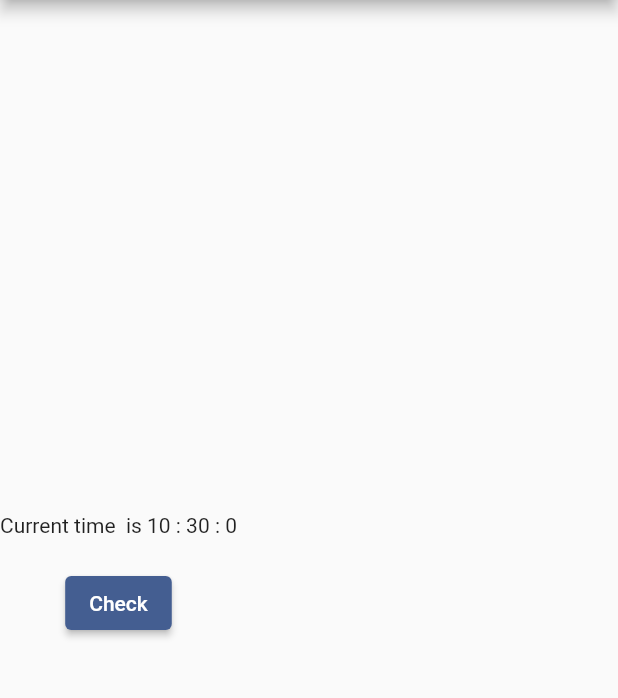
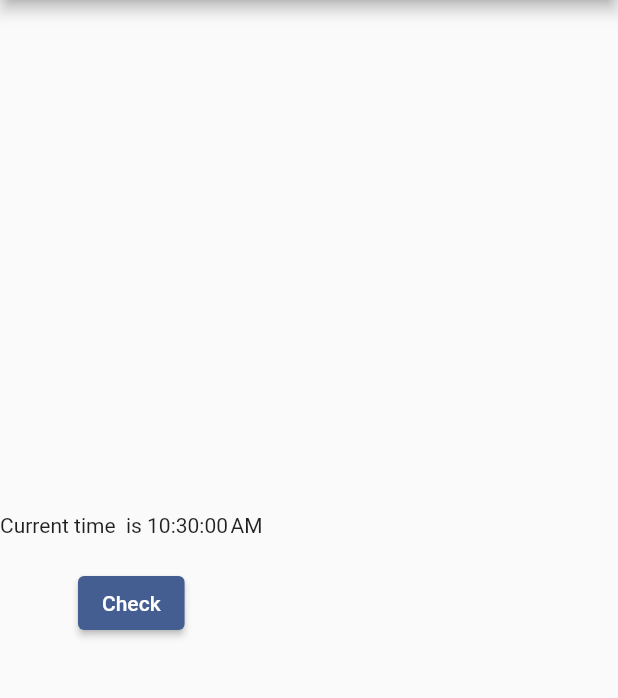
Before and after one commit to darshitshah8/Flutter_Demo, a Flutter app: the screen it shows after launch, on a phone screen of 412 x 824 dp, the part 84-782 px from its top. Run offline on Flutter 3.47's test engine with Material 2 defaults, Android fonts, the phone set to English and light mode, and no system bars.

Commit message:
Add Date Format Functionality

```diff
--- a/flutter_datetime/lib/main.dart
+++ b/flutter_datetime/lib/main.dart
@@ -1,5 +1,5 @@
 import 'package:flutter/material.dart';
-
+import 'package:intl/intl.dart';
 void main() {
   runApp(const MyApp());
 }
@@ -41,7 +41,7 @@ class _MyHomePageState extends State<MyHomePage> {
       body: Column(
         mainAxisAlignment: MainAxisAlignment.center,
         children: [
-          Text("Current time  is ${time.hour} : ${time.minute} : ${time.second}"),
+          Text("Current time  is ${DateFormat('jms').format(time)}"),
           SizedBox(height: 20,),
           ElevatedButton(
             onPressed: (){
--- a/flutter_datetime/pubspec.yaml
+++ b/flutter_datetime/pubspec.yaml
@@ -46,7 +46,7 @@ dev_dependencies:
   # package. See that file for information about deactivating specific lint
   # rules and activating additional ones.
   flutter_lints: ^2.0.0
-
+  intl: ^0.18.1
 # For information on the generic Dart part of this file, see the
 # following page: https://dart.dev/tools/pub/pubspec
 
```
Also changed, not shown: flutter_datetime/pubspec.lock.
